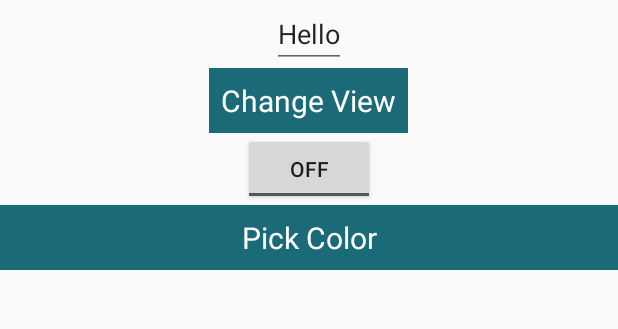
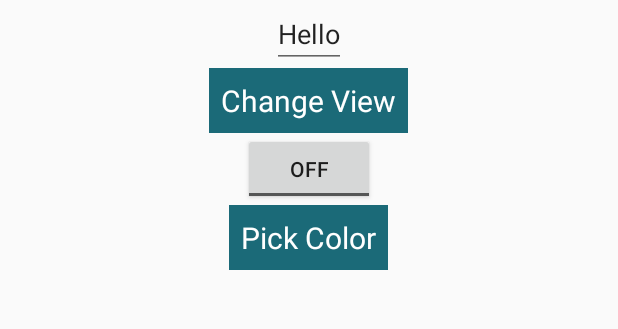
Before and after one commit to DIS17JTH/ledControllerProject, an Android app: the screen it shows after launch (MainActivity), after a tap on "Pick Color", on a phone screen of 412 x 824 dp, the part 152-481 px from its top. Run offline under Robolectric (Android 15) with nearby library versions, the phone set to English and light mode, and no system bars; libraries missing offline, so code that uses them is left out: petrov.kristiyan.colorpicker; 2 statements that could not run were skipped.

Commit message:
Color Picker adjustments

```diff
--- a/app/src/main/java/se/ju/students/malu1798/ledcontrollerproject/MainActivity.java
+++ b/app/src/main/java/se/ju/students/malu1798/ledcontrollerproject/MainActivity.java
@@ -48,7 +48,18 @@ public class MainActivity extends AppCompatActivity {
 
     }
 
+    //for setting color
+    public void setColor(){
+
+    }
+    //for getting color
+    public void getColor(){
+
+    }
+
     public void openColorPicker() {
+        String colorCode = "#258174";
+
         final ColorPicker cPicker = new ColorPicker(this);
         ArrayList<String> colors = new ArrayList<>();
         colors.add("#258174");
@@ -70,36 +81,9 @@ public class MainActivity extends AppCompatActivity {
 
             }
         })
-                .setColumns(6)
+                .setColumns(5)
                 .setRoundColorButton(true)
                 .show();
-
-        /*
-        final ColorPicker colorPicker = new ColorPicker(SampleActivity.this);
-        colorPicker.setOnChooseColorListener(new ColorPicker.OnChooseColorListener() {
-            @Override
-            public void onChooseColor(int position, int color) {
-                // put code
-            }
-
-            @Override
-            public void onCancel() {
-                // put code
-            }
-        })
-                .addListenerButton("newButton", new ColorPicker.OnButtonListener() {
-                    @Override
-                    public void onClick(View v, int position, int color) {
-                        // put code
-                    }
-                })
-                .disableDefaultButtons(true)
-                .setDefaultColor(Color.parseColor("#f84c44"))
-                .setColumns(5)
-                .setDialogFullHeight()
-                .show();
-        */
-
     }
 
     /*
--- a/app/src/main/res/layout/activity_main.xml
+++ b/app/src/main/res/layout/activity_main.xml
@@ -35,7 +35,7 @@
 
     <Button
         android:id="@+id/b_pickColor"
-        android:layout_width="match_parent"
+        android:layout_width="wrap_content"
         android:layout_height="wrap_content"
         android:text="Pick Color" />
 
```
